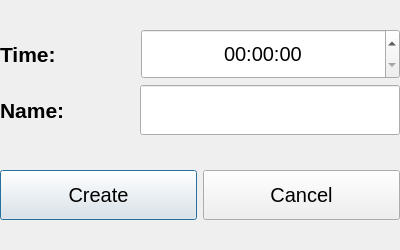
First picture: the form in SmartTimer/addalarmdialog.ui, repository secondYearProjects/SmartTimer, before the edit.
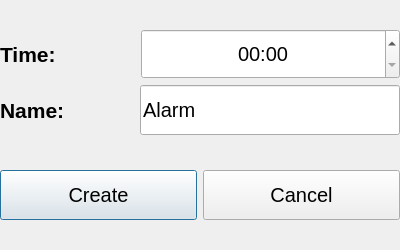
Second picture: the form after the edit. Icons and pictures are not drawn.

Patch:
```diff
--- a/SmartTimer/addalarmdialog.ui
+++ b/SmartTimer/addalarmdialog.ui
@@ -78,6 +78,16 @@
           <property name="alignment">
            <set>Qt::AlignCenter</set>
           </property>
+          <property name="displayFormat">
+           <string>HH:mm</string>
+          </property>
+          <property name="time">
+           <time>
+            <hour>0</hour>
+            <minute>0</minute>
+            <second>0</second>
+           </time>
+          </property>
          </widget>
         </item>
        </layout>
@@ -120,6 +130,9 @@
             <height>50</height>
            </size>
           </property>
+          <property name="text">
+           <string>Alarm</string>
+          </property>
          </widget>
         </item>
        </layout>
```
